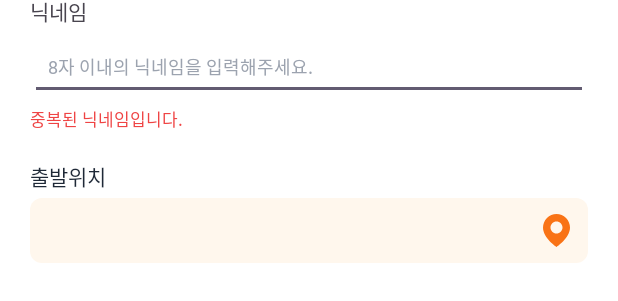
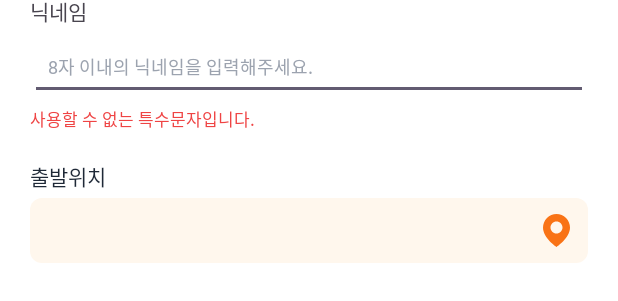
Before and after one commit to moidot/android, an Android app: the layout fragment_input_leader_info.xml on its own in the app's theme, with its tools: preview values and no code run, on a phone screen of 412 x 824 dp. Shown: the part 364-665 px from the top of the screen. Run offline under Robolectric (Android 15) with nearby library versions, the phone set to English and light mode, and no system bars; Roboto replaces fonts that are not available here.

Commit message:
#43 feat: 닉네임 특수 문자 조건 체크

```diff
--- a/app/src/main/res/layout/fragment_input_leader_info.xml
+++ b/app/src/main/res/layout/fragment_input_leader_info.xml
@@ -137,7 +137,7 @@
             android:layout_width="wrap_content"
             android:layout_height="wrap_content"
             android:layout_marginEnd="20dp"
-            android:text="@{@string/input_group_nickname_input_cnt(viewModel.nickName.length)}"
+            android:text="@{@string/input_group_nickname_input_cnt(viewModel.nickname.length)}"
             android:textColor="@color/gray400"
             app:layout_constraintBottom_toBottomOf="@id/fg_input_leader_info_tv_nickname_title"
             app:layout_constraintEnd_toEndOf="parent"
@@ -162,7 +162,7 @@
             app:layout_constraintEnd_toEndOf="@id/fg_input_leader_info_tv_nickname_cnt"
             app:layout_constraintStart_toStartOf="@id/fg_input_leader_info_tv_nickname_title"
             app:layout_constraintTop_toBottomOf="@id/fg_input_leader_info_tv_nickname_title"
-            bind:InputEditTextFieldActive="@{viewModel.nickName.length()}" />
+            bind:InputEditTextFieldActive="@{viewModel.nickname.length()}" />
 
         <TextView
             android:id="@+id/fg_input_leader_info_tv_nickname_error"
@@ -171,9 +171,10 @@
             android:layout_height="wrap_content"
             android:layout_marginTop="4dp"
             android:textColor="@color/red500"
+            android:text="@{viewModel.nickNameErrorMsg}"
             app:layout_constraintStart_toStartOf="@id/fg_input_leader_info_etv_nickname"
             app:layout_constraintTop_toBottomOf="@id/fg_input_leader_info_etv_nickname"
-            tools:text="중복된 닉네임입니다." />
+            tools:text="사용할 수 없는 특수문자입니다." />
 
         <TextView
             android:id="@+id/fg_input_leader_info_tv_start_location"
@@ -226,6 +227,7 @@
             android:layout_marginBottom="24dp"
             android:enabled="@{viewModel.isLeaderInfoNextBtnActive()}"
             android:text="@string/all_next"
+            android:onClick="@{() -> fragment.createGroup()}"
             app:layout_constraintBottom_toBottomOf="parent"
             app:layout_constraintEnd_toEndOf="parent"
             app:layout_constraintStart_toStartOf="parent" />
```
Also changed, not shown: app/src/main/java/com/moidot/moidot/presentation/ui/main/group/create/view/InputLeaderInfoFragment.kt (+7 -0 lines), app/src/main/java/com/moidot/moidot/presentation/ui/main/group/create/viewmodel/CreateGroupViewModel.kt (+26 -3 lines).
